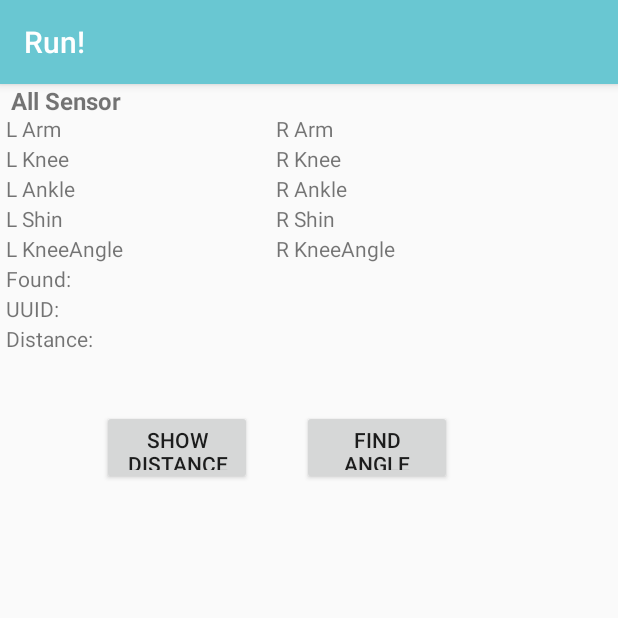
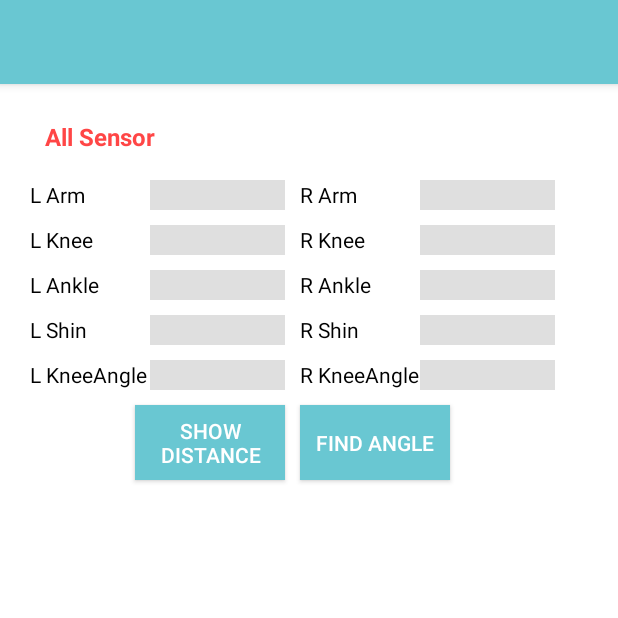
Before and after one commit to thitigear/ASRM, an Android app: the screen it shows after launch (MainActivity), on a phone screen of 412 x 824 dp, the top half of it. Run offline under Robolectric (Android 15) with nearby library versions, the phone set to English and light mode, and no system bars.

Commit message:
02122017
Daily Update

```diff
--- a/app/src/main/java/com/example/gear/asrm/MainActivity.java
+++ b/app/src/main/java/com/example/gear/asrm/MainActivity.java
@@ -7,6 +7,7 @@ import android.bluetooth.le.ScanFilter;
 import android.bluetooth.le.ScanRecord;
 import android.bluetooth.le.ScanResult;
 import android.bluetooth.le.ScanSettings;
+import android.content.Intent;
 import android.support.v7.app.AppCompatActivity;
 import android.os.Bundle;
 import android.util.Log;
@@ -15,6 +16,7 @@ import android.view.MenuItem;
 import android.view.View;
 import android.widget.Button;
 import android.widget.TextView;
+import android.widget.Toolbar;
 
 import java.util.HashMap;
 import java.util.Map;
@@ -28,19 +30,19 @@ public class MainActivity extends AppCompatActivity{
     ScanResult scanResult;
     ScanRecord scanRecord;
 
+    /**
     BluetoothAdapter bluetoothAdapter = BluetoothAdapter.getDefaultAdapter();
     BluetoothLeScanner bluetoothLeScanner = bluetoothAdapter.getBluetoothLeScanner();
-
+*/
     private static final String TAG = "MainActivity";
-
     CoreF core = new CoreF();
     protected Map<String, int[]> deviceList = new HashMap<String, int[]>();
 
     /*
-       * HMSoft = D4:36:39:DE:56:C6       // knee
+       * HMSoft = D4:36:39:DE:56:C6       //
        * HMSoft = D4:36:39:DE:57:D0       // ankle
        * HMSensor = 50:8C:B1:75:1C:3C     // shin
-       * HMSensor = 50:8C:B1:75:16:D2]    // arm
+       * HMSensor = 50:8C:B1:75:16:D2]    // knee
     */
 
     @Override
@@ -49,9 +51,6 @@ public class MainActivity extends AppCompatActivity{
         setContentView(R.layout.activity_main);
         Log.e(TAG, "APP STARTED UP NOW!!!!!!!!!!!!!!!!!!!!!!!!!");
 
-        final TextView op_find = (TextView) findViewById(R.id.output_found);
-        final TextView op_kneeL = (TextView) findViewById(R.id.output_kneeL);
-        final TextView op_ankleL = (TextView) findViewById(R.id.output_ankleL);
 
 /* UI Binding */
         //Define Button
@@ -118,15 +117,22 @@ public class MainActivity extends AppCompatActivity{
                     setTextTextView(body);
                     count = 0;
                 }
-*/
+
                 //Log.e(TAG, "scanRecord manufact : " + scanRecord.getManufacturerSpecificData(224).toString());
-/**           }
+          }
         });
+ */
+
         //Show/Find Beacon
         button_findAngel.setOnClickListener(new View.OnClickListener() {
             @Override
             public void onClick(View v) {
 
+                Intent intent = new Intent(getApplicationContext(), ResultActivity.class);
+                // IMPORTANT: in the AndroidManifest.xml definition of this activity, you must set android:launchMode="singleInstance" or you will get two instances
+                // created when a user launches the activity manually and it gets launched from here.
+                intent.setFlags(Intent.FLAG_ACTIVITY_NEW_TASK);
+                startActivity(intent);
 
             }
         });
--- a/app/src/main/java/com/example/gear/asrm/ResultActivity.java
+++ b/app/src/main/java/com/example/gear/asrm/ResultActivity.java
@@ -8,27 +8,12 @@ import android.widget.ListView;
 
 public class ResultActivity extends AppCompatActivity {
 
-    private String[] mPlanetTitles;
-    private DrawerLayout mDrawerLayout;
-    private ListView mDrawerList;
-
 
     @Override
     protected void onCreate(Bundle savedInstanceState) {
         super.onCreate(savedInstanceState);
         setContentView(R.layout.activity_result);
-/**
-        mPlanetTitles = getResources().getStringArray(R.array.planets_array);
-        mDrawerLayout = (DrawerLayout) findViewById(R.id.result_navigationMenu);
-        mDrawerList = (ListView) findViewById(R.id.left_drawer);
 
-        // Set the adapter for the list view
-        mDrawerList.setAdapter(new ArrayAdapter<String>(this,
-                R.layout.drawer_list_item, mPlanetTitles));
-        // Set the list's click listener
-        mDrawerList.setOnItemClickListener(new DrawerItemClickListener());
-
-*/
 
     }
 }
--- a/app/src/main/res/layout/activity_main.xml
+++ b/app/src/main/res/layout/activity_main.xml
@@ -1,270 +1,256 @@
 <?xml version="1.0" encoding="utf-8"?>
-<android.support.constraint.ConstraintLayout xmlns:android="http://schemas.android.com/apk/res/android"
+<android.support.constraint.ConstraintLayout
+    android:id="@+id/mainConstraint"
+    xmlns:android="http://schemas.android.com/apk/res/android"
     xmlns:app="http://schemas.android.com/apk/res-auto"
     xmlns:tools="http://schemas.android.com/tools"
     android:layout_width="match_parent"
     android:layout_height="match_parent"
-    tools:context="com.example.gear.asrm.MainActivity">
+    tools:context="com.example.gear.asrm.MainActivity"
+    android:background="@color/colorBGPrimary">
+
+    <android.support.v7.widget.Toolbar
+        android:id="@+id/mainToolbar"
+        android:layout_width="match_parent"
+        android:layout_height="?attr/actionBarSize"
+        android:background="@color/colorPrimary"
+        android:elevation="4dp"
+        android:theme="@style/ThemeOverlay.AppCompat.ActionBar"
+        app:popupTheme="@style/ThemeOverlay.AppCompat.Light"/>
 
     <RelativeLayout
-        android:layout_width="368dp"
-        android:layout_height="400dp"
+        app:layout_constraintTop_toTopOf="@id/mainConstraint"
+        android:layout_width="match_parent"
+        android:layout_height="match_parent"
         tools:ignore="MissingConstraints"
         tools:layout_editor_absoluteX="8dp"
-        tools:layout_editor_absoluteY="29dp">
+        tools:layout_editor_absoluteY="80dp">
 
-        <TableLayout
-            android:id="@+id/outputBody"
-            android:layout_width="360dp"
-            android:layout_height="200dp"
-            android:layout_alignParentTop="true"
-            android:layout_centerHorizontal="true"
-            tools:layout_editor_absoluteX="9dp"
-            tools:layout_editor_absoluteY="7dp">
-
-            <!-- TextView width  80dp x2
-                 Output   width 104dp x2 -->
-
-            <!-- Word Body -->
-            <TableRow
-                android:layout_width="match_parent"
-                android:layout_height="match_parent">
 
         <TextView
             android:id="@+id/textView_body"
+            android:textSize="24sp"
+            android:textColor="@color/textHeader"
+            android:textAlignment="center"
             android:layout_width="wrap_content"
-                    android:layout_height="20dp"
-                    android:text="@string/tAllSensor"
-                    android:textAlignment="center" />
-            </TableRow>
+            android:layout_height="30dp"
+
+            android:layout_marginTop="80dp"
+            android:layout_marginStart="30dp"
+            android:text="@string/tAllSensor"/>
         <!-- textView_armL, output_armL, textView_armR, output_armR -->
-            <TableRow>
-
         <TextView
             android:id="@+id/textView_armL"
+            android:textColor="@color/textPrimary"
             android:layout_width="80dp"
             android:layout_height="20dp"
-                    android:layout_column="0"
+
+            android:layout_marginTop="120dp"
+            android:layout_marginStart="20dp"
             android:text="@string/tArmL" />
-
         <TextView
             android:id="@+id/output_armL"
-                    android:layout_width="100dp"
+            android:textColor="@color/textPrimary"
+            android:background="@color/outputTextBackground"
+            android:layout_width="90dp"
             android:layout_height="20dp"
-                    android:layout_column="1"
+
+            android:layout_marginTop="120dp"
+            android:layout_marginStart="100dp"
+            android:text="" />
+        <TextView
+            android:id="@+id/textView_armR"
+            android:textColor="@color/textPrimary"
+            android:layout_width="80dp"
+            android:layout_height="20dp"
+            android:layout_marginTop="120dp"
+            android:layout_marginStart="200dp"
+            android:text="@string/tArmR" />
+        <TextView
+            android:id="@+id/output_armR"
+            android:textColor="@color/textPrimary"
+            android:background="@color/outputTextBackground"
+            android:layout_width="90dp"
+            android:layout_height="20dp"
+
+            android:layout_marginTop="120dp"
+            android:layout_marginStart="280dp"
             android:text="" />
 
+        <!-- textView_kneeL, output_kneeL, textView_kneeR, output_kneeR -->
         <TextView
-                    android:id="@+id/textView_armR"
+            android:id="@+id/textView_kneeL"
+            android:textColor="@color/textPrimary"
             android:layout_width="80dp"
             android:layout_height="20dp"
-                    android:layout_column="2"
-                    android:text="@string/tArmR" />
 
+            android:layout_marginTop="150dp"
+            android:layout_marginStart="20dp"
+            android:text="@string/tKneeL" />
         <TextView
-                    android:id="@+id/output_armR"
-                    android:layout_width="100dp"
+            android:id="@+id/output_kneeL"
+            android:textColor="@color/textPrimary"
+            android:background="@color/outputTextBackground"
+            android:layout_width="90dp"
             android:layout_height="20dp"
-                    android:layout_column="3"
+
+            android:layout_marginTop="150dp"
+            android:layout_marginStart="100dp"
             android:text="" />
-            </TableRow>
-            <!-- textView_kneeL, output_kneeL, textView_kneeR, output_kneeR -->
-            <TableRow>
-
         <TextView
-                    android:id="@+id/textView_kneeL"
+            android:id="@+id/textView_kneeR"
+            android:textColor="@color/textPrimary"
             android:layout_width="80dp"
             android:layout_height="20dp"
-                    android:layout_column="0"
-                    android:text="@string/tKneeL" />
+            android:layout_marginTop="150dp"
+            android:layout_marginStart="200dp"
+            android:text="@string/tKneeR" />
+        <TextView
+            android:id="@+id/output_kneeR"
+            android:textColor="@color/textPrimary"
+            android:background="@color/outputTextBackground"
+            android:layout_width="90dp"
+            android:layout_height="20dp"
 
-                <TextView
-                    android:id="@+id/output_kneeL"
-                    android:layout_width="100dp"
-                    android:layout_height="20dp"
-                    android:layout_column="1"
+            android:layout_marginTop="150dp"
+            android:layout_marginStart="280dp"
             android:text="" />
 
+        <!-- textView_ankleL, output_ankleL, textView_ankleR, output_ankleR -->
         <TextView
-                    android:id="@+id/textView_kneeR"
+            android:id="@+id/textView_ankleL"
+            android:textColor="@color/textPrimary"
             android:layout_width="80dp"
             android:layout_height="20dp"
-                    android:layout_column="2"
-                    android:text="@string/tKneeR" />
 
+            android:layout_marginTop="180dp"
+            android:layout_marginStart="20dp"
+            android:text="@string/tAnkleL" />
         <TextView
-                    android:id="@+id/output_kneeR"
-                    android:layout_width="100dp"
+            android:id="@+id/output_ankleL"
+            android:textColor="@color/textPrimary"
+            android:background="@color/outputTextBackground"
+            android:layout_width="90dp"
             android:layout_height="20dp"
-                    android:layout_column="3"
+
+            android:layout_marginTop="180dp"
+            android:layout_marginStart="100dp"
             android:text="" />
-            </TableRow>
-            <!-- textView_ankleL, output_ankleL, textView_ankleR, output_ankleR -->
-            <TableRow>
-
         <TextView
-                    android:id="@+id/textView_ankleL"
+            android:id="@+id/textView_ankleR"
+            android:textColor="@color/textPrimary"
             android:layout_width="80dp"
             android:layout_height="20dp"
-                    android:layout_column="0"
-                    android:text="@string/tAnkleL" />
+            android:layout_marginTop="180dp"
+            android:layout_marginStart="200dp"
+            android:text="@string/tAnkleR" />
+        <TextView
+            android:id="@+id/output_ankleR"
+            android:textColor="@color/textPrimary"
+            android:background="@color/outputTextBackground"
+            android:layout_width="90dp"
+            android:layout_height="20dp"
 
+            android:layout_marginTop="180dp"
+            android:layout_marginStart="280dp"
+            android:text="" />
+
+        <!-- textView_shinL, output_shinL, textView_shinR, output_shinR -->
         <TextView
-                    android:id="@+id/output_ankleL"
-                    android:layout_width="100dp"
-                    android:layout_height="20dp"
-                    android:layout_column="1"
-                    android:text="" />
-                <!-- *** -->
-                <TextView
-                    android:id="@+id/textView_ankleR"
+            android:id="@+id/textView_shinL"
+            android:textColor="@color/textPrimary"
             android:layout_width="80dp"
             android:layout_height="20dp"
-                    android:layout_column="2"
-                    android:layout_row="2"
-                    android:text="@string/tAnkleR" />
-                <!-- *** -->
+
+            android:layout_marginTop="210dp"
+            android:layout_marginStart="20dp"
+            android:text="@string/tShinL" />
         <TextView
-                    android:id="@+id/output_ankleR"
-                    android:layout_width="100dp"
+            android:id="@+id/output_shinL"
+            android:textColor="@color/textPrimary"
+            android:background="@color/outputTextBackground"
+            android:layout_width="90dp"
             android:layout_height="20dp"
-                    android:layout_column="3"
+
+            android:layout_marginTop="210dp"
+            android:layout_marginStart="100dp"
             android:text="" />
-            </TableRow>
-            <!-- textView_shinL, output_shinL, textView_shinR, output_shinR -->
-            <TableRow>
-
         <TextView
-                    android:id="@+id/textView_shinL"
+            android:id="@+id/textView_shinR"
+            android:textColor="@color/textPrimary"
             android:layout_width="80dp"
             android:layout_height="20dp"
-                    android:layout_column="0"
-                    android:text="@string/tShinL" />
+            android:layout_marginTop="210dp"
+            android:layout_marginStart="200dp"
+            android:text="@string/tShinR" />
+        <TextView
+            android:id="@+id/output_shinR"
+            android:textColor="@color/textPrimary"
+            android:background="@color/outputTextBackground"
+            android:layout_width="90dp"
+            android:layout_height="20dp"
 
-                <TextView
-                    android:id="@+id/output_shinL"
-                    android:layout_width="100dp"
-                    android:layout_height="20dp"
-                    android:layout_column="1"
+            android:layout_marginTop="210dp"
+            android:layout_marginStart="280dp"
             android:text="" />
 
+        <!-- textView_angelL, output_angelR, textView_angleR, output_angleR-->
         <TextView
-                    android:id="@+id/textView_shinR"
+            android:id="@+id/textView_angelL"
+            android:textColor="@color/textPrimary"
             android:layout_width="80dp"
             android:layout_height="20dp"
-                    android:layout_column="2"
-                    android:text="@string/tShinR" />
 
+            android:layout_marginTop="240dp"
+            android:layout_marginStart="20dp"
+            android:text="@string/tAngleL" />
         <TextView
-                    android:id="@+id/output_shinR"
-                    android:layout_width="100dp"
+            android:id="@+id/output_angleL"
+            android:textColor="@color/textPrimary"
+            android:background="@color/outputTextBackground"
+            android:layout_width="90dp"
             android:layout_height="20dp"
-                    android:layout_column="3"
+
+            android:layout_marginTop="240dp"
+            android:layout_marginStart="100dp"
             android:text="" />
-            </TableRow>
-            <!-- textView_angelL, output_angelR, textView_angleR, output_angleR-->
-            <TableRow>
-
         <TextView
-                    android:id="@+id/textView_angelL"
+            android:id="@+id/textView_angleR"
+            android:textColor="@color/textPrimary"
             android:layout_width="80dp"
             android:layout_height="20dp"
-                    android:layout_column="0"
-                    android:text="@string/tAngleL" />
+            android:layout_marginTop="240dp"
+            android:layout_marginStart="200dp"
+            android:text="@string/tAngleR" />
+        <TextView
+            android:id="@+id/output_angleR"
+            android:textColor="@color/textPrimary"
+            android:background="@color/outputTextBackground"
+            android:layout_width="90dp"
+            android:layout_height="20dp"
 
-                <TextView
-                    android:id="@+id/output_angleL"
-                    android:layout_width="100dp"
-                    android:layout_height="20dp"
-                    android:layout_column="1"
+            android:layout_marginTop="240dp"
+            android:layout_marginStart="280dp"
             android:text="" />
 
-                <TextView
-                    android:id="@+id/textView_angleR"
-                    android:layout_width="80dp"
-                    android:layout_height="20dp"
-                    android:layout_column="2"
-                    android:text="@string/tAngleR" />
-
-                <TextView
-                    android:id="@+id/output_angleR"
-                    android:layout_width="100dp"
-                    android:layout_height="20dp"
-                    android:layout_column="3"
-                    android:text="" />
-            </TableRow>
-            <!-- Found -->
-            <TableRow>
-                <TextView
-                    android:id="@+id/textView_found"
-                    android:layout_width="80dp"
-                    android:layout_height="20dp"
-                    android:layout_column="0"
-                    android:text="Found:" />
-                <TextView
-                    android:id="@+id/output_found"
-                    android:layout_width="80dp"
-                    android:layout_height="20dp"
-                    android:layout_column="1"
-                    android:text="" />
-            </TableRow>
-            <!-- UUID -->
-            <TableRow>
-                <TextView
-                    android:id="@+id/textView_uuid"
-                    android:layout_width="80dp"
-                    android:layout_height="20dp"
-                    android:layout_column="0"
-                    android:text="UUID:" />
-                <TextView
-                    android:id="@+id/output_uuid"
-                    android:layout_width="80dp"
-                    android:layout_height="20dp"
-                    android:layout_column="1"
-                    android:text="" />
-            </TableRow>
-            <!-- Distance -->
-            <TableRow>
-                <TextView
-                    android:id="@+id/textView_distance"
-                    android:layout_width="80dp"
-                    android:layout_height="20dp"
-                    android:layout_column="0"
-                    android:text="Distance:" />
-                <TextView
-                    android:id="@+id/output_distance"
-                    android:layout_width="80dp"
-                    android:layout_height="20dp"
-                    android:layout_column="1"
-                    android:text="" />
-            </TableRow>
-
-
-        </TableLayout>
-
-
+        <!-- Button -->
         <Button
             android:id="@+id/button_getData"
+            android:background="@color/colorPrimary"
             android:layout_width="100dp"
             android:layout_height="50dp"
-            android:layout_alignStart="@+id/outputBody"
-            android:layout_below="@+id/outputBody"
-            android:layout_marginStart="64dp"
-            android:layout_marginTop="17dp"
+            android:layout_marginTop="270dp"
+            android:layout_marginStart="90dp"
             android:text="@string/button_getData" />
-
         <Button
             android:id="@+id/button_findAngle"
+            android:background="@color/colorPrimary"
             android:layout_width="100dp"
             android:layout_height="50dp"
-            android:layout_alignBaseline="@+id/button_getData"
-            android:layout_marginStart="33dp"
-            android:layout_toEndOf="@+id/button_getData"
+            android:layout_marginTop="270dp"
+            android:layout_marginStart="200dp"
             android:text="@string/button_findAngle" />
 
     </RelativeLayout>
 
-
-
-
 </android.support.constraint.ConstraintLayout>
--- a/app/src/main/res/layout/activity_result.xml
+++ b/app/src/main/res/layout/activity_result.xml
@@ -1,17 +1,37 @@
 <?xml version="1.0" encoding="utf-8"?>
-<android.support.constraint.ConstraintLayout xmlns:android="http://schemas.android.com/apk/res/android"
+<android.support.constraint.ConstraintLayout
+    android:id="@+id/resultConstraint"
+    xmlns:android="http://schemas.android.com/apk/res/android"
     xmlns:app="http://schemas.android.com/apk/res-auto"
     xmlns:tools="http://schemas.android.com/tools"
     android:layout_width="match_parent"
     android:layout_height="match_parent"
-    tools:context="com.example.gear.asrm.ResultActivity">
+    tools:context="com.example.gear.asrm.ResultActivity"
+    android:background="@color/colorBGPrimary">
+
+    <android.support.v7.widget.Toolbar
+        android:id="@+id/resultToolbar"
+        app:title="@string/app_name"
+        app:titleTextColor="@color/textSecondary"
+        android:layout_width="match_parent"
+        android:layout_height="?attr/actionBarSize"
+        android:background="@color/colorPrimary"
+        android:elevation="4dp"
+        android:theme="@style/ThemeOverlay.AppCompat.ActionBar"
+        app:popupTheme="@style/ThemeOverlay.AppCompat.Light"
+        >
+    </android.support.v7.widget.Toolbar>
 
     <RelativeLayout
-        android:layout_width="368dp"
-        android:layout_height="510dp"
+        app:layout_constraintTop_toTopOf="@id/resultConstraint"
+        android:layout_width="match_parent"
+        android:layout_height="match_parent"
+        android:layout_marginTop="60dp"
+        >
+  <!--
         tools:ignore="MissingConstraints"
         tools:layout_editor_absoluteX="8dp"
-        tools:layout_marginTop="100dp">
+        tools:layout_editor_absoluteY="80dp"-->
 
 <!-- Round Summary -->
         <TextView
--- a/app/src/main/res/values-v21/styles.xml
+++ b/app/src/main/res/values-v21/styles.xml
@@ -1,5 +1,4 @@
 <resources>
-
     <style name="AppTheme.NoActionBar">
         <item name="windowActionBar">false</item>
         <item name="windowNoTitle">true</item>
--- a/app/src/main/res/values/arrays.xml
+++ b/app/src/main/res/values/arrays.xml
@@ -1,4 +1,3 @@
 <?xml version="1.0" encoding="utf-8"?>
 <resources>
-    <string-array name="planets_array" />
 </resources>
--- a/app/src/main/res/values/colors.xml
+++ b/app/src/main/res/values/colors.xml
@@ -1,6 +1,12 @@
 <?xml version="1.0" encoding="utf-8"?>
 <resources>
     <color name="colorPrimary">#69c7d2</color>
+    <color name="colorBGPrimary">#FFFFFF</color>
     <color name="colorPrimaryDark">#303F9F</color>
     <color name="colorAccent">#FF4081</color>
+    <color name="textPrimary">#000000</color>
+    <color name="textSecondary">#FFFFFF</color>
+    <color name="textHeader">#ff4646</color>
+    <color name="outputTextBackground">#dfdfdf</color>
+    <color name="buttonBackground"></color>
 </resources>
--- a/app/src/main/res/values/styles.xml
+++ b/app/src/main/res/values/styles.xml
@@ -14,7 +14,6 @@
     </style>
 
     <style name="AppTheme.AppBarOverlay" parent="ThemeOverlay.AppCompat.Dark.ActionBar" />
-
     <style name="AppTheme.PopupOverlay" parent="ThemeOverlay.AppCompat.Light" />
 
 </resources>
```
Also changed, not shown: app/src/main/AndroidManifest.xml (+19 -12 lines). Lines whose indentation alone changed are shown as unchanged.
